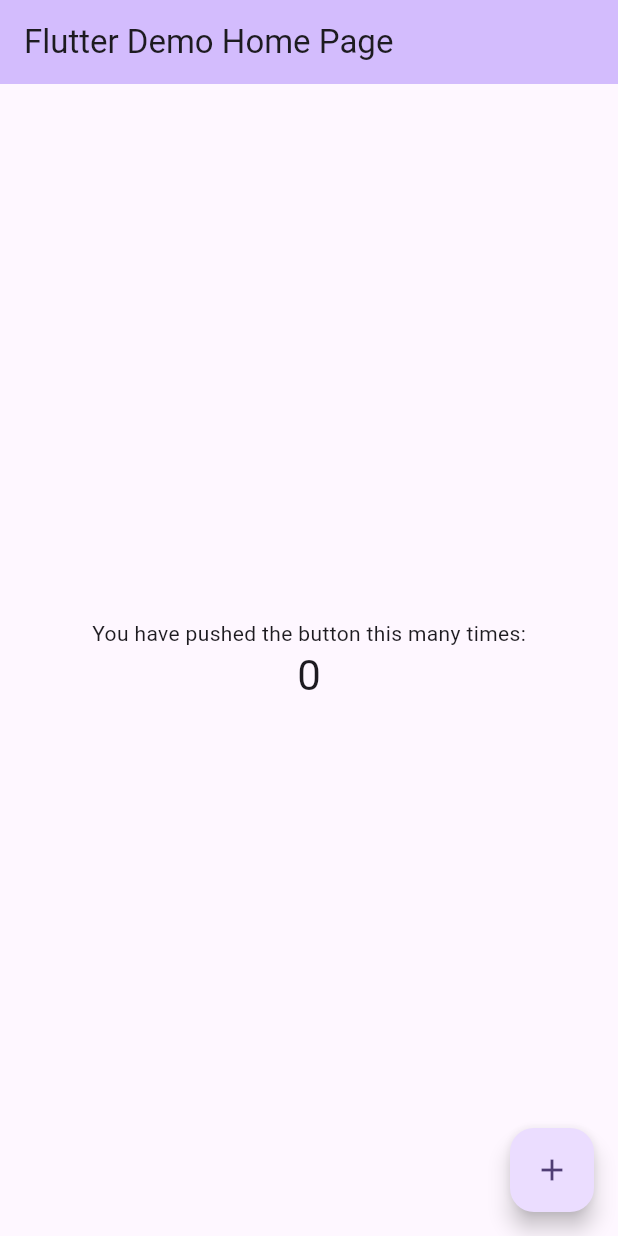
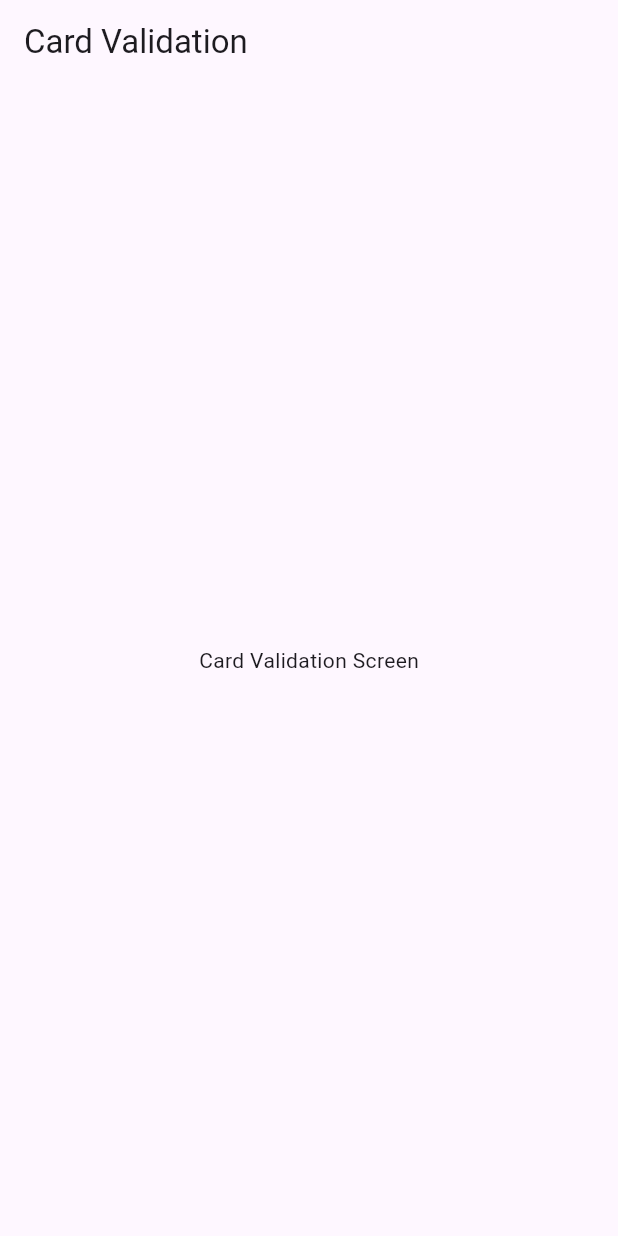
Before and after one commit to KabeloDev/credit_card_validator, a Flutter app: the screen it shows after launch, on a phone screen of 412 x 824 dp. Run offline on Flutter 3.47's test engine with Material 3 defaults, Android fonts, the phone set to English and light mode, and no system bars.

Commit message:
Initial card validation screen

```diff
--- a/lib/main.dart
+++ b/lib/main.dart
@@ -1,3 +1,4 @@
+import 'package:card_scanner/screens/card_validation.dart';
 import 'package:flutter/material.dart';
 
 void main() {
@@ -10,58 +11,11 @@ class MyApp extends StatelessWidget {
   @override
   Widget build(BuildContext context) {
     return MaterialApp(
-      title: 'Flutter Demo',
       debugShowCheckedModeBanner: false,
       theme: ThemeData(
         colorScheme: ColorScheme.fromSeed(seedColor: Colors.deepPurple),
       ),
-      home: const MyHomePage(title: 'Flutter Demo Home Page'),
+      home: const CardValidation(),
     );
   }
 }
-
-class MyHomePage extends StatefulWidget {
-  const MyHomePage({super.key, required this.title});
-
-  final String title;
-
-  @override
-  State<MyHomePage> createState() => _MyHomePageState();
-}
-
-class _MyHomePageState extends State<MyHomePage> {
-  int _counter = 0;
-
-  void _incrementCounter() {
-    setState(() {
-      _counter++;
-    });
-  }
-
-  @override
-  Widget build(BuildContext context) {
-    return Scaffold(
-      appBar: AppBar(
-        backgroundColor: Theme.of(context).colorScheme.inversePrimary,
-        title: Text(widget.title),
-      ),
-      body: Center(
-        child: Column(
-          mainAxisAlignment: MainAxisAlignment.center,
-          children: <Widget>[
-            const Text('You have pushed the button this many times:'),
-            Text(
-              '$_counter',
-              style: Theme.of(context).textTheme.headlineMedium,
-            ),
-          ],
-        ),
-      ),
-      floatingActionButton: FloatingActionButton(
-        onPressed: _incrementCounter,
-        tooltip: 'Increment',
-        child: const Icon(Icons.add),
-      ),
-    );
-  }
-}
--- /dev/null
+++ b/lib/screens/card_validation.dart
@@ -0,0 +1,17 @@
+import 'package:flutter/material.dart';
+
+class CardValidation extends StatelessWidget {
+  const CardValidation({super.key});
+
+  @override
+  Widget build(BuildContext context) {
+    return Scaffold(
+      appBar: AppBar(
+        title: const Text('Card Validation'),
+      ),
+      body: const Center(
+        child: Text('Card Validation Screen'),
+      ),
+    );
+  }
+}
```
